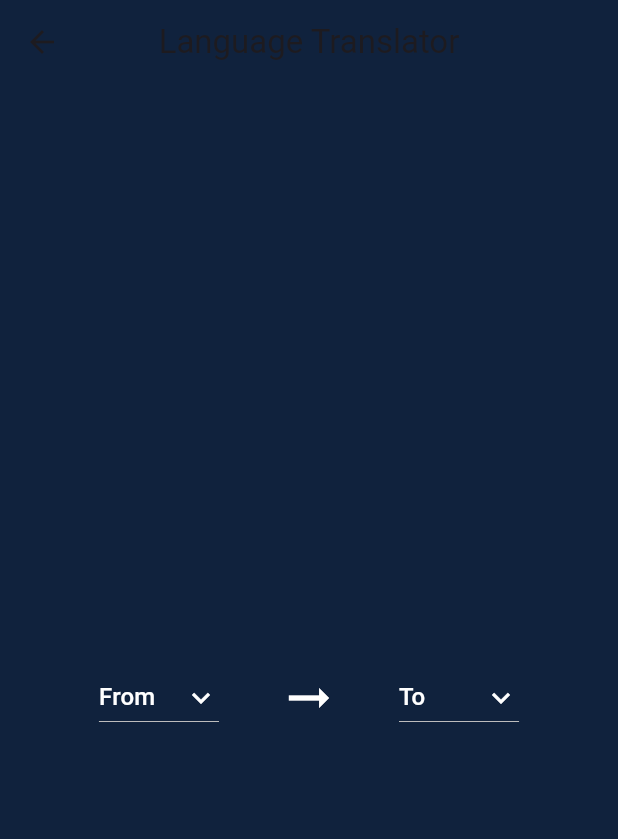
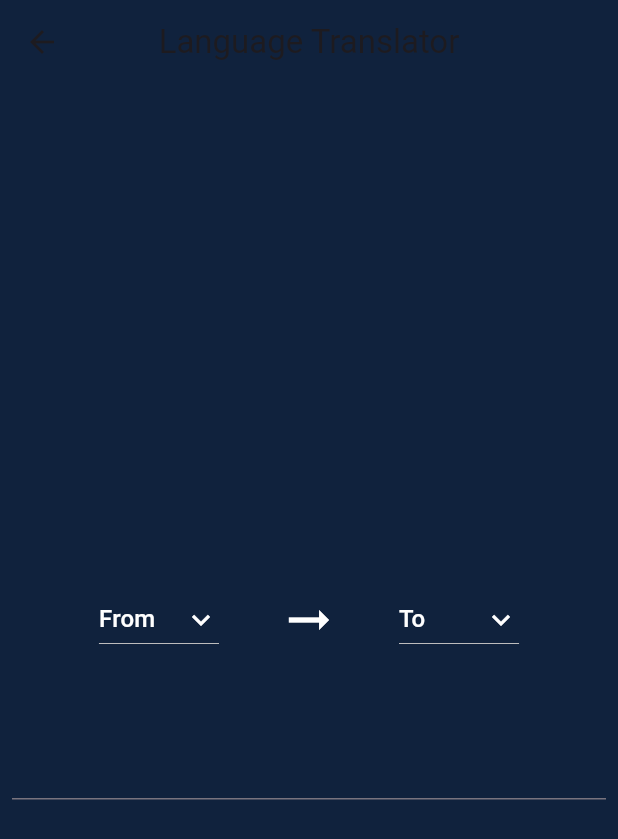
Before and after one commit to Hirun4/Translate-APP, a Flutter app: the LanguageTranslationPage screen opened directly, on a phone screen of 412 x 824 dp. Shown: the top 839 px of the screen. Run offline on Flutter 3.47's test engine with Material 3 defaults, Android fonts, the phone set to English and light mode, and no system bars; statements that could not run were skipped.

Commit message:
add padding

```diff
--- a/lib/language_translation.dart
+++ b/lib/language_translation.dart
@@ -90,6 +90,17 @@ class _LanguageTranslationPageState extends State<LanguageTranslationPage> {
                     },
                   ),
                 ],
+              ),
+              SizedBox(
+                height: 40,
+              ),
+              Padding(
+                padding: EdgeInsets.all(8),
+                child: TextFormField(
+                  cursorColor: Colors.white,
+                  autofocus: false,
+                  style: TextStyle(color: Colors.white),
+                ),
               )
             ],
           ),
```
